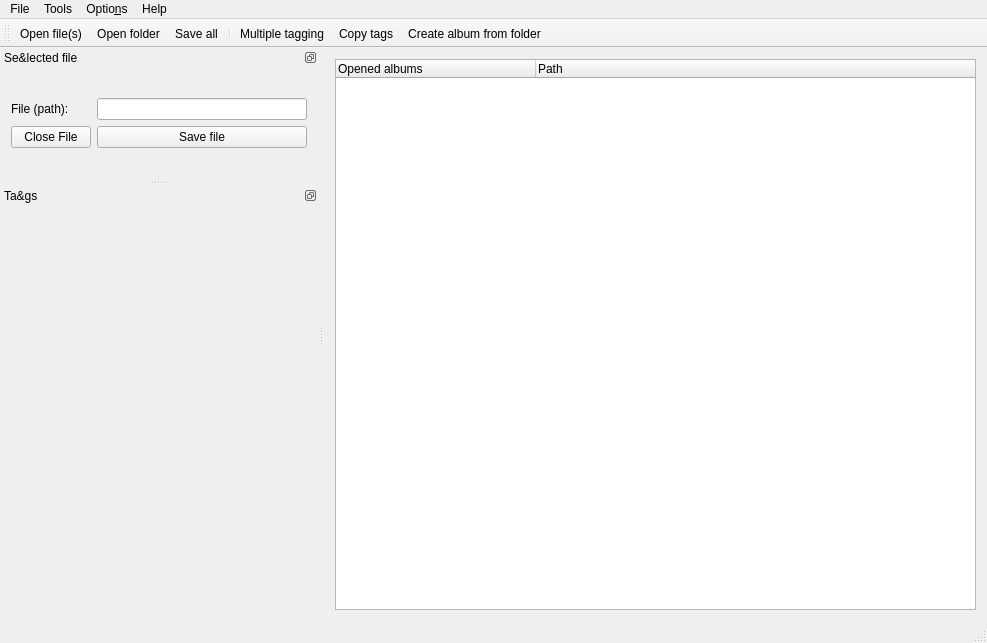
Before: the Qt Designer form src/mainwindow.ui in amethystant/Qtag, drawn with Qt 5.
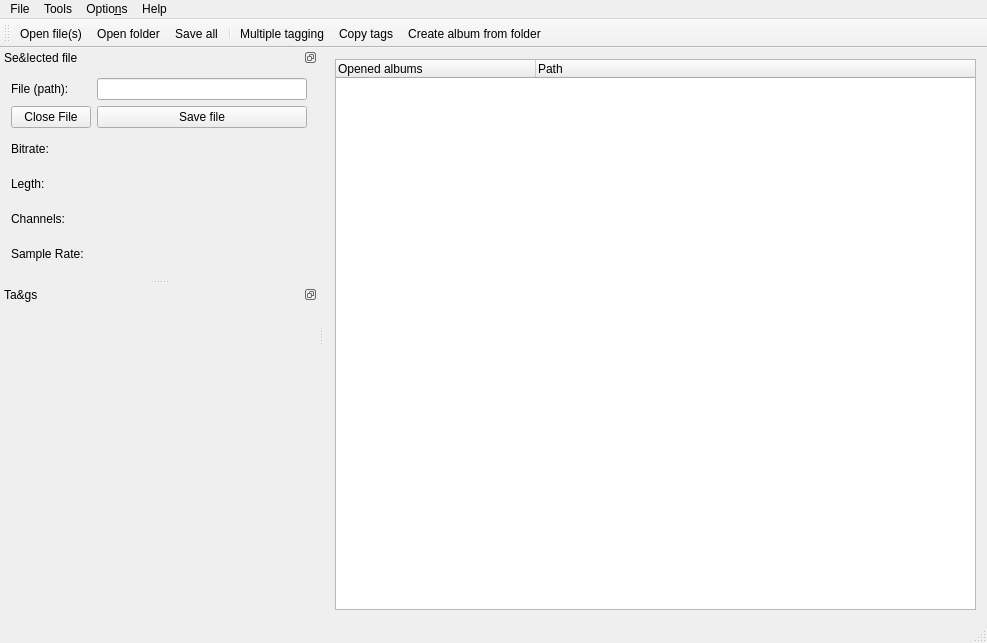
After: the same form once the commit is applied. Icons and pictures are not drawn.

Commit message: Added some labels- length, bitrate, sample rate, channels

Diff of the .ui file:
```diff
--- a/src/mainwindow.ui
+++ b/src/mainwindow.ui
@@ -125,8 +125,8 @@
    </property>
    <property name="minimumSize">
     <size>
-     <width>0</width>
-     <height>0</height>
+     <width>188</width>
+     <height>206</height>
     </size>
    </property>
    <property name="baseSize">
@@ -157,6 +157,27 @@
     <layout class="QGridLayout" name="gridLayout_2">
      <item row="0" column="1">
       <layout class="QGridLayout" name="gridLayout_3">
+       <item row="4" column="1">
+        <widget class="QLabel" name="label_channels_value">
+         <property name="text">
+          <string/>
+         </property>
+        </widget>
+       </item>
+       <item row="3" column="0">
+        <widget class="QLabel" name="label_length">
+         <property name="text">
+          <string>Legth:</string>
+         </property>
+        </widget>
+       </item>
+       <item row="2" column="0">
+        <widget class="QLabel" name="label_bitrate">
+         <property name="text">
+          <string>Bitrate:</string>
+         </property>
+        </widget>
+       </item>
        <item row="0" column="0">
         <widget class="QLabel" name="label_file">
          <property name="text">
@@ -167,13 +188,6 @@
        <item row="0" column="1">
         <widget class="QLineEdit" name="lineEdit_path"/>
        </item>
-       <item row="1" column="0">
-        <widget class="QPushButton" name="pushButton_closeFile">
-         <property name="text">
-          <string>Close File</string>
-         </property>
-        </widget>
-       </item>
        <item row="1" column="1">
         <widget class="QPushButton" name="pushButton_saveFile">
          <property name="text">
@@ -181,6 +195,48 @@
          </property>
         </widget>
        </item>
+       <item row="2" column="1">
+        <widget class="QLabel" name="label_bitrate_value">
+         <property name="text">
+          <string/>
+         </property>
+        </widget>
+       </item>
+       <item row="4" column="0">
+        <widget class="QLabel" name="label_channels">
+         <property name="text">
+          <string>Channels:</string>
+         </property>
+        </widget>
+       </item>
+       <item row="3" column="1">
+        <widget class="QLabel" name="label_length_value">
+         <property name="text">
+          <string/>
+         </property>
+        </widget>
+       </item>
+       <item row="1" column="0">
+        <widget class="QPushButton" name="pushButton_closeFile">
+         <property name="text">
+          <string>Close File</string>
+         </property>
+        </widget>
+       </item>
+       <item row="5" column="0">
+        <widget class="QLabel" name="label_sampleRate">
+         <property name="text">
+          <string>Sample Rate:</string>
+         </property>
+        </widget>
+       </item>
+       <item row="5" column="1">
+        <widget class="QLabel" name="label_sampleRate_value">
+         <property name="text">
+          <string/>
+         </property>
+        </widget>
+       </item>
       </layout>
      </item>
     </layout>
```
The commit also changes 3 other files.
